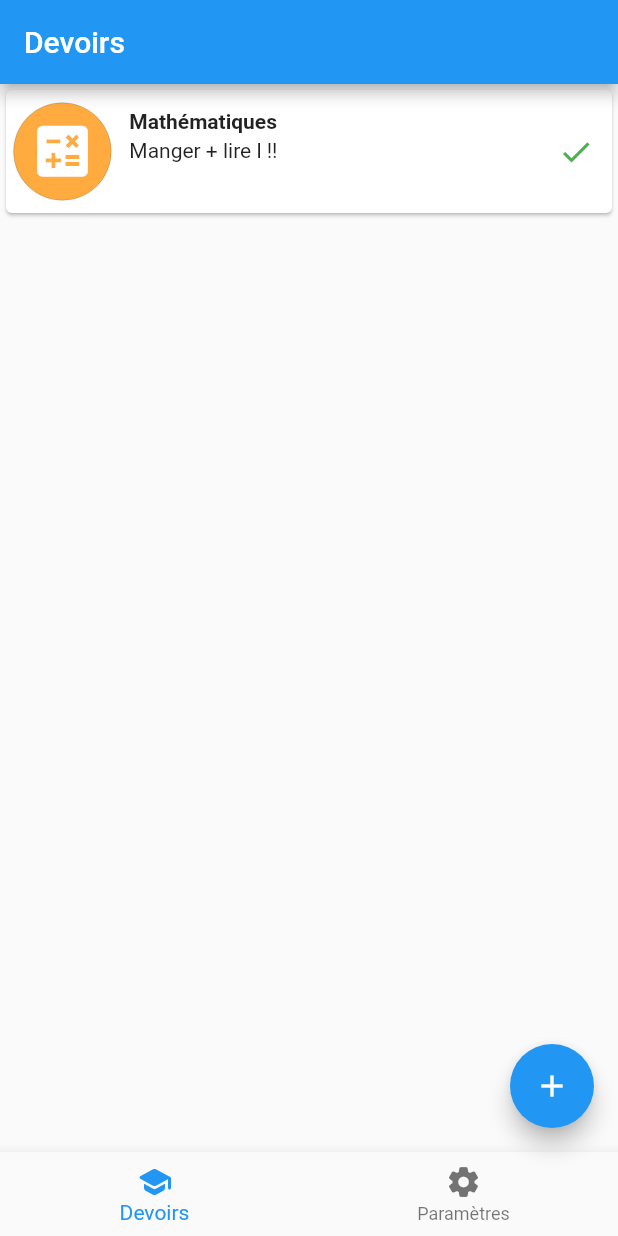
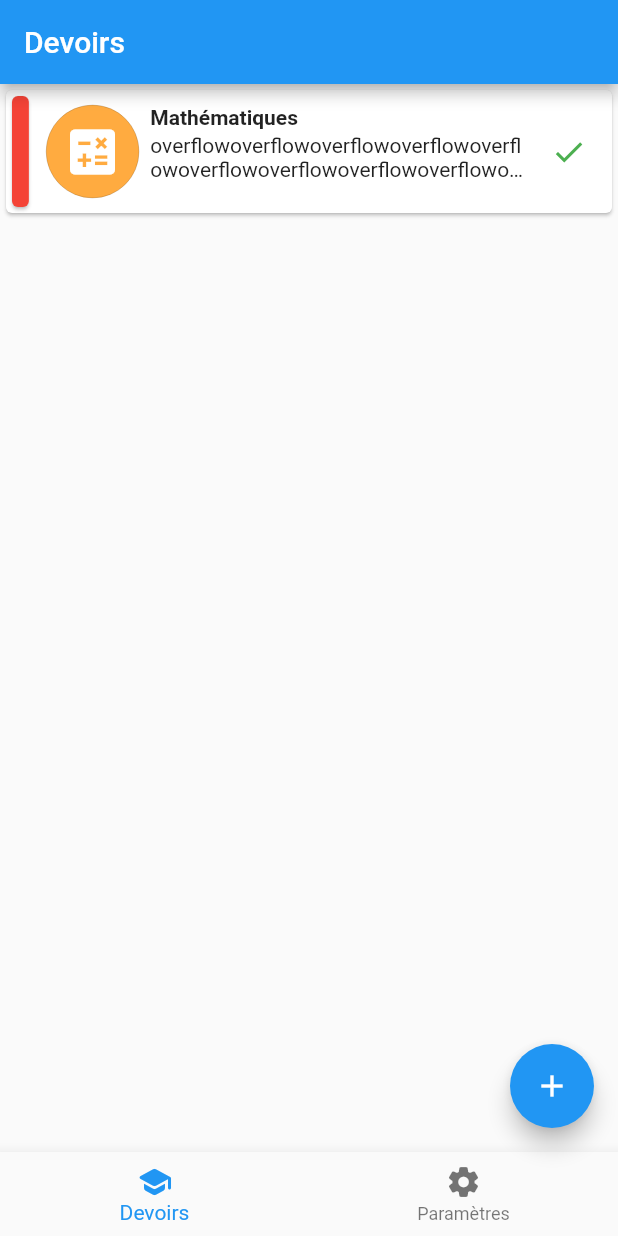
Before and after one commit to alessandrolapizza/tm_college_app, a Flutter app: the screen it shows after launch, on a phone screen of 412 x 824 dp. Run offline on Flutter 3.47's test engine with Material 2 defaults, Android fonts, the phone set to English and light mode, and no system bars.

Commit message:
changé apparence et fonctionnement de carte devoir

```diff
--- a/lib/widgets/main.dart
+++ b/lib/widgets/main.dart
@@ -49,11 +49,16 @@ class _MyAppState extends State<MyApp> {
                 child: Card(
                   child: Row(
                     children: [
-                      Row(
-                        children: [
-                          Container(
-                            margin: EdgeInsets.all(5),
-                            padding: EdgeInsets.all(10),
+                      Expanded(
+                        flex: 1,
+                        child: Card(
+                          color: Colors.red, // à construire
+                        ),
+                      ),
+                      Expanded(
+                        flex: 4,
+                        child: Container(
+                          margin: EdgeInsets.symmetric(vertical: 10),
                           decoration: BoxDecoration(
                             color: Colors.orangeAccent, //à construire
                             shape: BoxShape.circle,
@@ -64,14 +69,14 @@ class _MyAppState extends State<MyApp> {
                           child: Icon(
                             Icons.calculate, // à construire
                             color: Colors.white,
-                              size: 45,
+                            size: 40,
                           ),
                         ),
-                          Container(
-                            margin: EdgeInsets.symmetric(
-                              vertical: 13,
-                              horizontal: 7,
                       ),
+                      Expanded(
+                        flex: 13,
+                        child: Container(
+                          margin: EdgeInsets.symmetric(vertical: 10),
                           child: Column(
                             children: [
                               Text(
@@ -81,25 +86,30 @@ class _MyAppState extends State<MyApp> {
                               Container(
                                 margin: EdgeInsets.only(top: 3),
                                 child: Text(
-                                    "Manger + lire l !!",
-                                    overflow: TextOverflow.clip,
+                                  "overflowoverflowoverflowoverflowoverflowoverflowoverflowoverflowoverflowoverflowoverflowoverflowoverflow", // à construire
+                                  overflow: TextOverflow.ellipsis,
+                                  maxLines: 2,
                                 ),
-                                ), // à construire
+                              ),
                             ],
                             crossAxisAlignment: CrossAxisAlignment.start,
                           ),
                         ),
-                        ],
                       ),
-                      Container(
+                      Expanded(
+                        flex: 3,
+                        child: Container(
                           child: IconButton(
                             onPressed: () {},
                             icon: Icon(Icons.check),
                             color: Colors.green,
+                            splashRadius: 20,
+                          ),
                         ),
                       ),
                     ],
-                    mainAxisAlignment: MainAxisAlignment.spaceBetween,
+                    mainAxisAlignment: MainAxisAlignment.start,
+                    crossAxisAlignment: CrossAxisAlignment.stretch,
                   ),
                 ),
               ),
```
Lines whose indentation alone changed are shown as unchanged.
